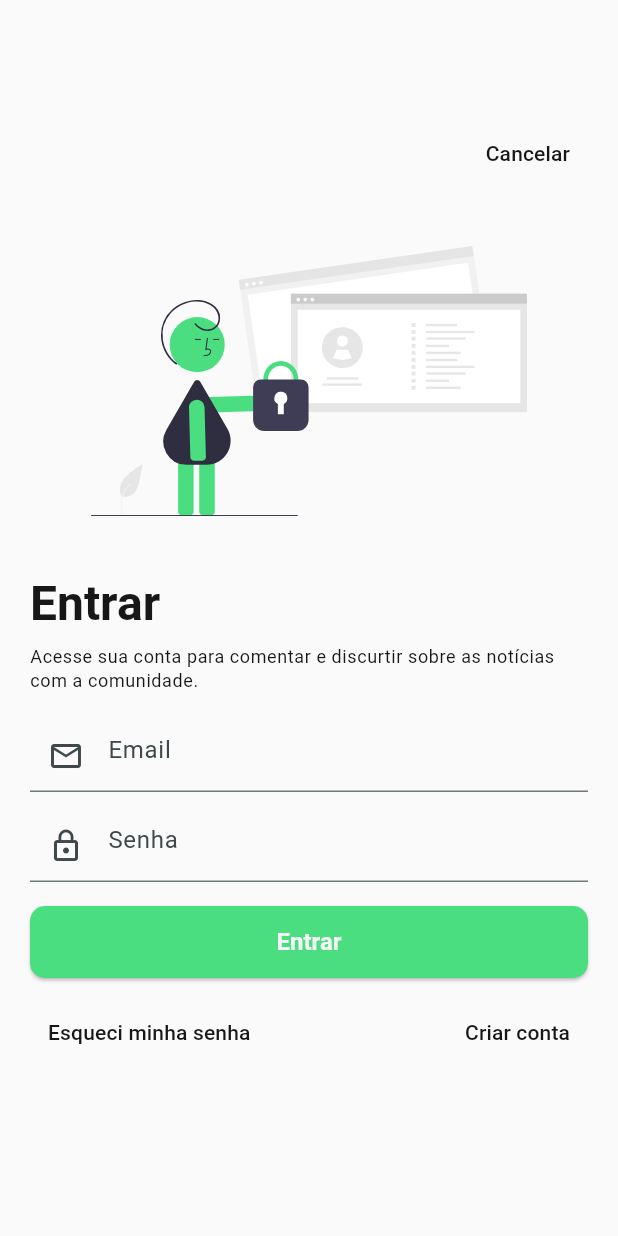
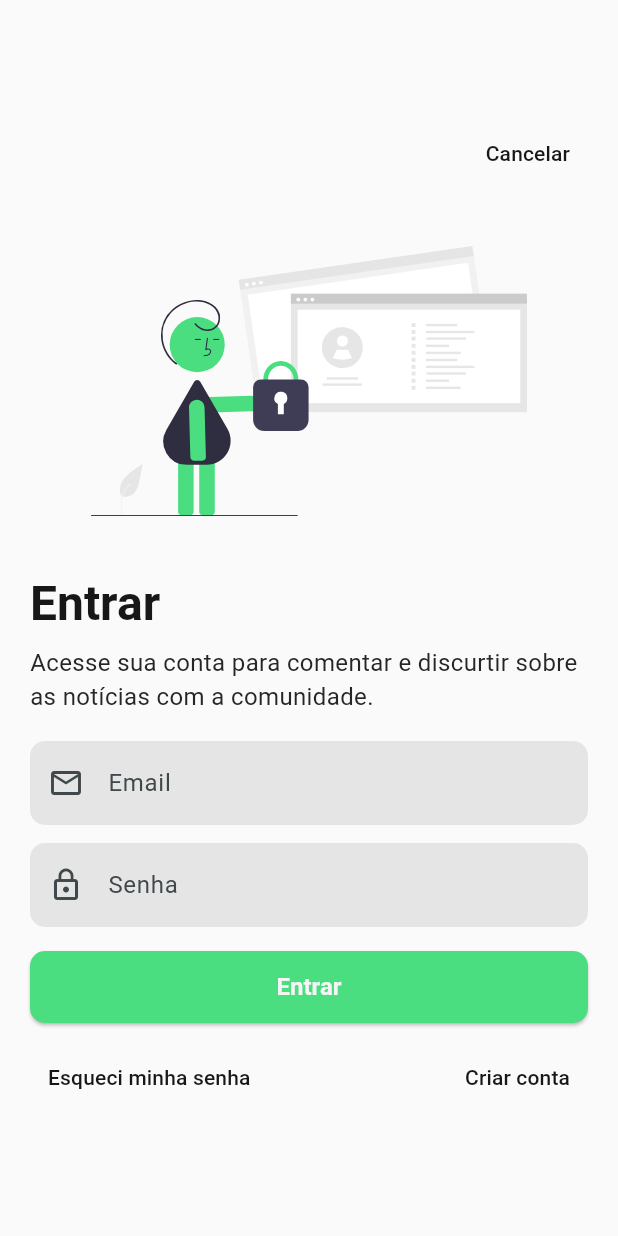
Before and after one commit to LuizFelipeOC/flutter-news-hub, a Flutter app: the screen it shows after launch, after a tap on "Explorar notícias", after a tap on the "person" icon, on a phone screen of 412 x 824 dp. Run offline on Flutter 3.47's test engine with Material 3 defaults, Android fonts, the phone set to English and light mode, and no system bars; our stand-ins replace flutter_svg, go_router; project files that could hold a hidden picture were left out.

```diff
--- a/lib/app/core/theme/app_theme.dart
+++ b/lib/app/core/theme/app_theme.dart
@@ -29,12 +29,21 @@ final class AppTheme {
       textTheme: TextTheme(
         headlineMedium: TextStyle(fontSize: 24, color: AppColors.neutral900),
         headlineLarge: TextStyle(fontSize: 32, color: AppColors.neutral900),
+        bodyMedium: TextStyle(fontSize: 16, color: AppColors.neutral800),
       ),
       iconTheme: IconThemeData(color: AppColors.neutral300, size: 18),
       bottomSheetTheme: BottomSheetThemeData(
         backgroundColor: AppColors.neutral800,
         shape: RoundedRectangleBorder(
           borderRadius: BorderRadius.vertical(top: Radius.circular(16)),
+        ),
+      ),
+      inputDecorationTheme: InputDecorationTheme(
+        filled: true,
+        fillColor: AppColors.neutral200,
+        border: OutlineInputBorder(
+          borderRadius: BorderRadius.circular(10),
+          borderSide: BorderSide.none,
         ),
       ),
     );
@@ -68,7 +77,8 @@ final class AppTheme {
         headlineMedium: TextStyle(fontSize: 24, color: AppColors.neutral100),
         headlineLarge: TextStyle(fontSize: 32, color: AppColors.neutral100),
         bodyLarge: TextStyle(fontSize: 14, color: AppColors.neutral200),
-        bodyMedium: TextStyle(fontSize: 12, color: AppColors.neutral200),
+        bodyMedium: TextStyle(fontSize: 16, color: AppColors.neutral200),
+        bodySmall: TextStyle(fontSize: 12, color: AppColors.neutral200),
       ),
       iconTheme: IconThemeData(color: AppColors.neutral300, size: 18),
       bottomSheetTheme: BottomSheetThemeData(
@@ -77,6 +87,15 @@ final class AppTheme {
           borderRadius: BorderRadius.vertical(top: Radius.circular(16)),
         ),
       ),
+      inputDecorationTheme: InputDecorationTheme(
+        filled: true,
+        fillColor: AppColors.neutral800,
+        border: OutlineInputBorder(
+          borderRadius: BorderRadius.circular(10),
+          borderSide: BorderSide.none,
+        ),
+        iconColor: AppColors.neutral100,
+      ),
     );
   }
 }
--- a/lib/app/pages/login/login_page.dart
+++ b/lib/app/pages/login/login_page.dart
@@ -69,7 +69,7 @@ class _LoginPageState extends State<LoginPage> {
 
               Text(
                 'Acesse sua conta para comentar e discurtir sobre as notícias com a comunidade.',
-                style: Theme.of(context).textTheme.bodySmall,
+                style: Theme.of(context).textTheme.bodyMedium,
               ),
 
               const SizedBox(height: 18),
```
